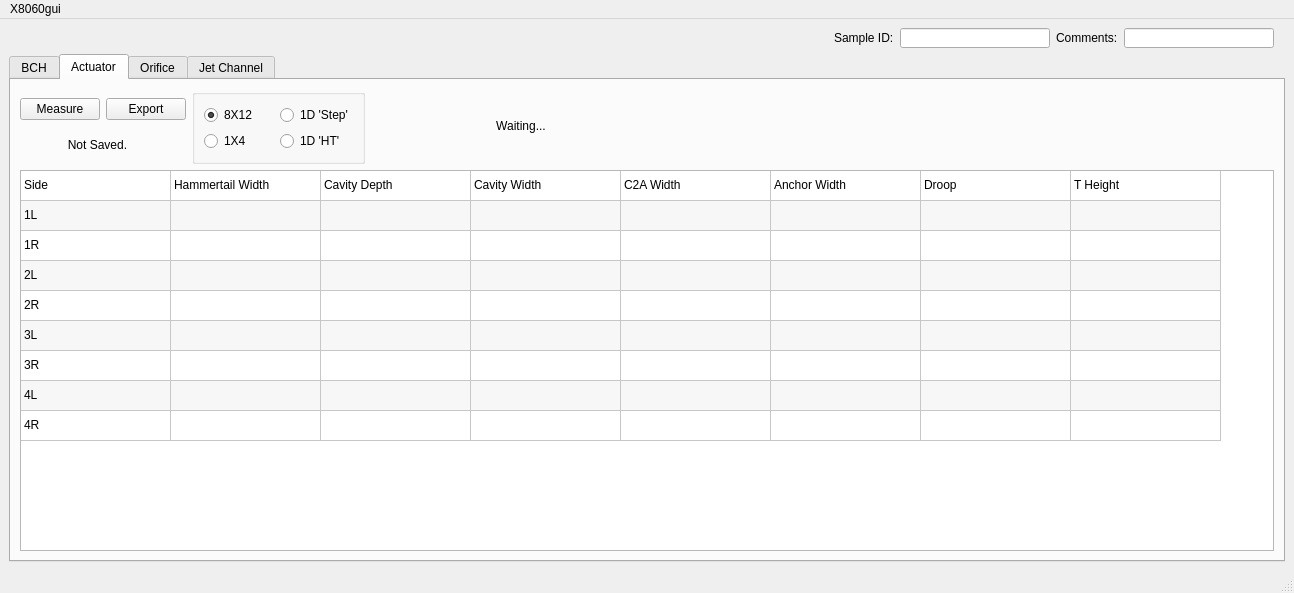
Old version of the form X8060gui.ui in the repository Nicolas-fssw/X8060_gui.
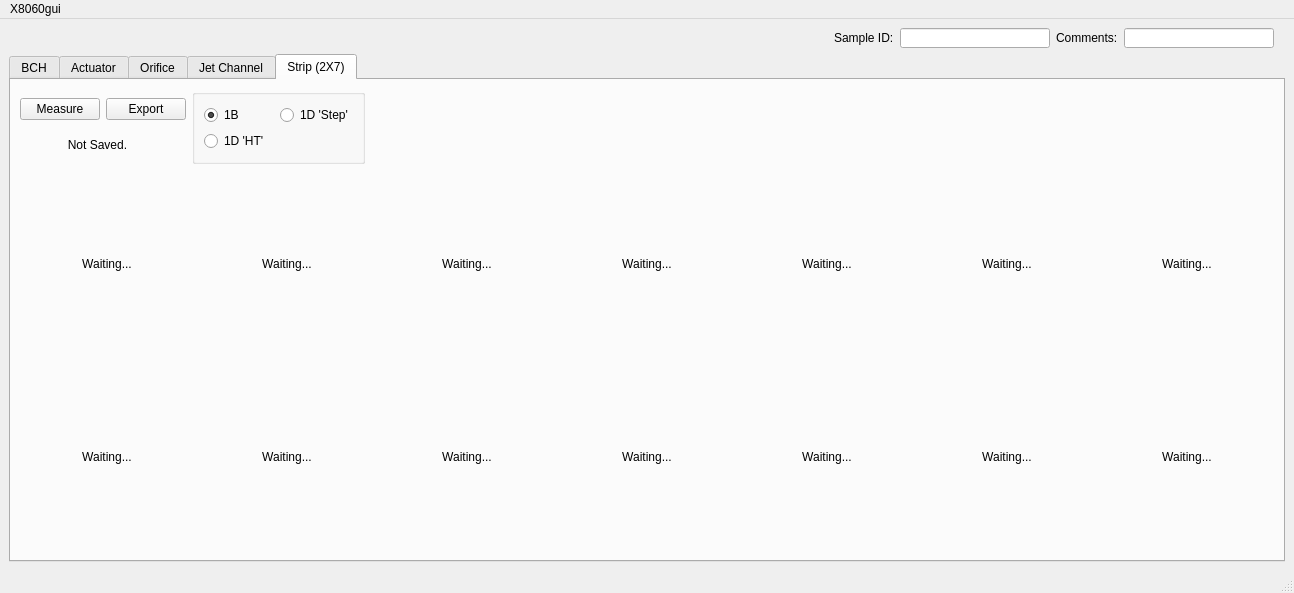
New version of the form. Custom widgets are drawn as their Qt base class.

Commit message: adding initial strip level backend, still need to verify

The edit to the form file:
```diff
--- a/X8060gui.ui
+++ b/X8060gui.ui
@@ -93,7 +93,7 @@
     <item row="1" column="0" colspan="6">
      <widget class="QTabWidget" name="tabWidget">
       <property name="currentIndex">
-       <number>1</number>
+       <number>4</number>
       </property>
       <widget class="QWidget" name="tab1">
        <attribute name="title">
@@ -2153,6 +2153,427 @@
         </item>
        </layout>
       </widget>
+      <widget class="QWidget" name="tab_4">
+       <attribute name="title">
+        <string>Strip (2X7)</string>
+       </attribute>
+       <layout class="QGridLayout" name="gridLayout_29">
+        <item row="0" column="0">
+         <layout class="QGridLayout" name="gridLayout_24">
+          <item row="0" column="0">
+           <widget class="QPushButton" name="measure_5">
+            <property name="sizePolicy">
+             <sizepolicy hsizetype="Fixed" vsizetype="Fixed">
+              <horstretch>0</horstretch>
+              <verstretch>0</verstretch>
+             </sizepolicy>
+            </property>
+            <property name="text">
+             <string>Measure</string>
+            </property>
+           </widget>
+          </item>
+          <item row="0" column="1">
+           <widget class="QPushButton" name="export_5">
+            <property name="sizePolicy">
+             <sizepolicy hsizetype="Fixed" vsizetype="Fixed">
+              <horstretch>0</horstretch>
+              <verstretch>0</verstretch>
+             </sizepolicy>
+            </property>
+            <property name="text">
+             <string>Export</string>
+            </property>
+           </widget>
+          </item>
+          <item row="1" column="0" colspan="2">
+           <widget class="QLabel" name="state_5">
+            <property name="sizePolicy">
+             <sizepolicy hsizetype="Fixed" vsizetype="Fixed">
+              <horstretch>0</horstretch>
+              <verstretch>0</verstretch>
+             </sizepolicy>
+            </property>
+            <property name="minimumSize">
+             <size>
+              <width>155</width>
+              <height>20</height>
+             </size>
+            </property>
+            <property name="text">
+             <string>&lt;html&gt;&lt;head/&gt;&lt;body&gt;&lt;p align=&quot;center&quot;&gt;Not Saved.&lt;/p&gt;&lt;/body&gt;&lt;/html&gt;</string>
+            </property>
+           </widget>
+          </item>
+         </layout>
+        </item>
+        <item row="0" column="1">
+         <widget class="QGroupBox" name="groupBox_8">
+          <property name="sizePolicy">
+           <sizepolicy hsizetype="Minimum" vsizetype="Minimum">
+            <horstretch>0</horstretch>
+            <verstretch>0</verstretch>
+           </sizepolicy>
+          </property>
+          <property name="minimumSize">
+           <size>
+            <width>140</width>
+            <height>75</height>
+           </size>
+          </property>
+          <property name="title">
+           <string/>
+          </property>
+          <layout class="QGridLayout" name="gridLayout_21">
+           <item row="0" column="0">
+            <layout class="QGridLayout" name="gridLayout_23">
+             <item row="0" column="1">
+              <widget class="QRadioButton" name="BCH_mask_12">
+               <property name="minimumSize">
+                <size>
+                 <width>70</width>
+                 <height>20</height>
+                </size>
+               </property>
+               <property name="text">
+                <string>1B</string>
+               </property>
+               <property name="checked">
+                <bool>true</bool>
+               </property>
+               <property name="autoExclusive">
+                <bool>true</bool>
+               </property>
+              </widget>
+             </item>
+             <item row="0" column="2">
+              <widget class="QRadioButton" name="BCH_mask_13">
+               <property name="minimumSize">
+                <size>
+                 <width>70</width>
+                 <height>20</height>
+                </size>
+               </property>
+               <property name="text">
+                <string>1D 'Step'</string>
+               </property>
+               <property name="checked">
+                <bool>false</bool>
+               </property>
+               <property name="autoExclusive">
+                <bool>true</bool>
+               </property>
+              </widget>
+             </item>
+             <item row="1" column="1">
+              <widget class="QRadioButton" name="BCH_mask_14">
+               <property name="minimumSize">
+                <size>
+                 <width>70</width>
+                 <height>20</height>
+                </size>
+               </property>
+               <property name="text">
+                <string>1D 'HT'</string>
+               </property>
+               <property name="checked">
+                <bool>false</bool>
+               </property>
+               <property name="autoExclusive">
+                <bool>true</bool>
+               </property>
+              </widget>
+             </item>
+            </layout>
+           </item>
+          </layout>
+         </widget>
+        </item>
+        <item row="0" column="2">
+         <spacer name="horizontalSpacer_6">
+          <property name="orientation">
+           <enum>Qt::Horizontal</enum>
+          </property>
+          <property name="sizeHint" stdset="0">
+           <size>
+            <width>40</width>
+            <height>20</height>
+           </size>
+          </property>
+         </spacer>
+        </item>
+        <item row="1" column="0" colspan="3">
+         <layout class="QGridLayout" name="gridLayout_28">
+          <item row="0" column="0">
+           <widget class="QLabel" name="strip_grade_8">
+            <property name="sizePolicy">
+             <sizepolicy hsizetype="Expanding" vsizetype="Expanding">
+              <horstretch>0</horstretch>
+              <verstretch>0</verstretch>
+             </sizepolicy>
+            </property>
+            <property name="minimumSize">
+             <size>
+              <width>0</width>
+              <height>0</height>
+             </size>
+            </property>
+            <property name="text">
+             <string>&lt;html&gt;&lt;head/&gt;&lt;body&gt;&lt;p align=&quot;center&quot;&gt;Waiting...&lt;/p&gt;&lt;/body&gt;&lt;/html&gt;</string>
+            </property>
+           </widget>
+          </item>
+          <item row="0" column="1">
+           <widget class="QLabel" name="strip_grade_9">
+            <property name="sizePolicy">
+             <sizepolicy hsizetype="Expanding" vsizetype="Expanding">
+              <horstretch>0</horstretch>
+              <verstretch>0</verstretch>
+             </sizepolicy>
+            </property>
+            <property name="minimumSize">
+             <size>
+              <width>0</width>
+              <height>0</height>
+             </size>
+            </property>
+            <property name="text">
+             <string>&lt;html&gt;&lt;head/&gt;&lt;body&gt;&lt;p align=&quot;center&quot;&gt;Waiting...&lt;/p&gt;&lt;/body&gt;&lt;/html&gt;</string>
+            </property>
+           </widget>
+          </item>
+          <item row="0" column="2">
+           <widget class="QLabel" name="strip_grade_10">
+            <property name="sizePolicy">
+             <sizepolicy hsizetype="Expanding" vsizetype="Expanding">
+              <horstretch>0</horstretch>
+              <verstretch>0</verstretch>
+             </sizepolicy>
+            </property>
+            <property name="minimumSize">
+             <size>
+              <width>0</width>
+              <height>0</height>
+             </size>
+            </property>
+            <property name="text">
+             <string>&lt;html&gt;&lt;head/&gt;&lt;body&gt;&lt;p align=&quot;center&quot;&gt;Waiting...&lt;/p&gt;&lt;/body&gt;&lt;/html&gt;</string>
+            </property>
+           </widget>
+          </item>
+          <item row="0" column="3">
+           <widget class="QLabel" name="strip_grade_11">
+            <property name="sizePolicy">
+             <sizepolicy hsizetype="Expanding" vsizetype="Expanding">
+              <horstretch>0</horstretch>
+              <verstretch>0</verstretch>
+             </sizepolicy>
+            </property>
+            <property name="minimumSize">
+             <size>
+              <width>0</width>
+              <height>0</height>
+             </size>
+            </property>
+            <property name="text">
+             <string>&lt;html&gt;&lt;head/&gt;&lt;body&gt;&lt;p align=&quot;center&quot;&gt;Waiting...&lt;/p&gt;&lt;/body&gt;&lt;/html&gt;</string>
+            </property>
+           </widget>
+          </item>
+          <item row="0" column="4">
+           <widget class="QLabel" name="strip_grade_12">
+            <property name="sizePolicy">
+             <sizepolicy hsizetype="Expanding" vsizetype="Expanding">
+              <horstretch>0</horstretch>
+              <verstretch>0</verstretch>
+             </sizepolicy>
+            </property>
+            <property name="minimumSize">
+             <size>
+              <width>0</width>
+              <height>0</height>
+             </size>
+            </property>
+            <property name="text">
+             <string>&lt;html&gt;&lt;head/&gt;&lt;body&gt;&lt;p align=&quot;center&quot;&gt;Waiting...&lt;/p&gt;&lt;/body&gt;&lt;/html&gt;</string>
+            </property>
+           </widget>
+          </item>
+          <item row="0" column="5">
+           <widget class="QLabel" name="strip_grade_13">
+            <property name="sizePolicy">
+             <sizepolicy hsizetype="Expanding" vsizetype="Expanding">
+              <horstretch>0</horstretch>
+              <verstretch>0</verstretch>
+             </sizepolicy>
+            </property>
+            <property name="minimumSize">
+             <size>
+              <width>0</width>
+              <height>0</height>
+             </size>
+            </property>
+            <property name="text">
+             <string>&lt;html&gt;&lt;head/&gt;&lt;body&gt;&lt;p align=&quot;center&quot;&gt;Waiting...&lt;/p&gt;&lt;/body&gt;&lt;/html&gt;</string>
+            </property>
+           </widget>
+          </item>
+          <item row="0" column="6">
+           <widget class="QLabel" name="strip_grade_14">
+            <property name="sizePolicy">
+             <sizepolicy hsizetype="Expanding" vsizetype="Expanding">
+              <horstretch>0</horstretch>
+              <verstretch>0</verstretch>
+             </sizepolicy>
+            </property>
+            <property name="minimumSize">
+             <size>
+              <width>0</width>
+              <height>0</height>
+             </size>
+            </property>
+            <property name="text">
+             <string>&lt;html&gt;&lt;head/&gt;&lt;body&gt;&lt;p align=&quot;center&quot;&gt;Waiting...&lt;/p&gt;&lt;/body&gt;&lt;/html&gt;</string>
+            </property>
+           </widget>
+          </item>
+          <item row="1" column="0">
+           <widget class="QLabel" name="strip_grade_1">
+            <property name="sizePolicy">
+             <sizepolicy hsizetype="Expanding" vsizetype="Expanding">
+              <horstretch>0</horstretch>
+              <verstretch>0</verstretch>
+             </sizepolicy>
+            </property>
+            <property name="minimumSize">
+             <size>
+              <width>0</width>
+              <height>0</height>
+             </size>
+            </property>
+            <property name="text">
+             <string>&lt;html&gt;&lt;head/&gt;&lt;body&gt;&lt;p align=&quot;center&quot;&gt;Waiting...&lt;/p&gt;&lt;/body&gt;&lt;/html&gt;</string>
+            </property>
+           </widget>
+          </item>
+          <item row="1" column="1">
+           <widget class="QLabel" name="strip_grade_2">
+            <property name="sizePolicy">
+             <sizepolicy hsizetype="Expanding" vsizetype="Expanding">
+              <horstretch>0</horstretch>
+              <verstretch>0</verstretch>
+             </sizepolicy>
+            </property>
+            <property name="minimumSize">
+             <size>
+              <width>0</width>
+              <height>0</height>
+             </size>
+            </property>
+            <property name="text">
+             <string>&lt;html&gt;&lt;head/&gt;&lt;body&gt;&lt;p align=&quot;center&quot;&gt;Waiting...&lt;/p&gt;&lt;/body&gt;&lt;/html&gt;</string>
+            </property>
+           </widget>
+          </item>
+          <item row="1" column="2">
+           <widget class="QLabel" name="strip_grade_3">
+            <property name="sizePolicy">
+             <sizepolicy hsizetype="Expanding" vsizetype="Expanding">
+              <horstretch>0</horstretch>
+              <verstretch>0</verstretch>
+             </sizepolicy>
+            </property>
+            <property name="minimumSize">
+             <size>
+              <width>0</width>
+              <height>0</height>
+             </size>
+            </property>
+            <property name="text">
+             <string>&lt;html&gt;&lt;head/&gt;&lt;body&gt;&lt;p align=&quot;center&quot;&gt;Waiting...&lt;/p&gt;&lt;/body&gt;&lt;/html&gt;</string>
+            </property>
+           </widget>
+          </item>
+          <item row="1" column="3">
+           <widget class="QLabel" name="strip_grade_4">
+            <property name="sizePolicy">
+             <sizepolicy hsizetype="Expanding" vsizetype="Expanding">
+              <horstretch>0</horstretch>
+              <verstretch>0</verstretch>
+             </sizepolicy>
+            </property>
+            <property name="minimumSize">
+             <size>
+              <width>0</width>
+              <height>0</height>
+             </size>
+            </property>
+            <property name="text">
+             <string>&lt;html&gt;&lt;head/&gt;&lt;body&gt;&lt;p align=&quot;center&quot;&gt;Waiting...&lt;/p&gt;&lt;/body&gt;&lt;/html&gt;</string>
+            </property>
+           </widget>
+          </item>
+          <item row="1" column="4">
+           <widget class="QLabel" name="strip_grade_5">
+            <property name="sizePolicy">
+             <sizepolicy hsizetype="Expanding" vsizetype="Expanding">
+              <horstretch>0</horstretch>
+              <verstretch>0</verstretch>
+             </sizepolicy>
+            </property>
+            <property name="minimumSize">
+             <size>
+              <width>0</width>
+              <height>0</height>
+             </size>
+            </property>
+            <property name="text">
+             <string>&lt;html&gt;&lt;head/&gt;&lt;body&gt;&lt;p align=&quot;center&quot;&gt;Waiting...&lt;/p&gt;&lt;/body&gt;&lt;/html&gt;</string>
+            </property>
+           </widget>
+          </item>
+          <item row="1" column="5">
+           <widget class="QLabel" name="strip_grade_6">
+            <property name="sizePolicy">
+             <sizepolicy hsizetype="Expanding" vsizetype="Expanding">
+              <horstretch>0</horstretch>
+              <verstretch>0</verstretch>
+             </sizepolicy>
+            </property>
+            <property name="minimumSize">
+             <size>
+              <width>0</width>
+              <height>0</height>
+             </size>
+            </property>
+            <property name="text">
+             <string>&lt;html&gt;&lt;head/&gt;&lt;body&gt;&lt;p align=&quot;center&quot;&gt;Waiting...&lt;/p&gt;&lt;/body&gt;&lt;/html&gt;</string>
+            </property>
+           </widget>
+          </item>
+          <item row="1" column="6">
+           <widget class="QLabel" name="strip_grade_7">
+            <property name="sizePolicy">
+             <sizepolicy hsizetype="Expanding" vsizetype="Expanding">
+              <horstretch>0</horstretch>
+              <verstretch>0</verstretch>
+             </sizepolicy>
+            </property>
+            <property name="minimumSize">
+             <size>
+              <width>0</width>
+              <height>0</height>
+             </size>
+            </property>
+            <property name="text">
+             <string>&lt;html&gt;&lt;head/&gt;&lt;body&gt;&lt;p align=&quot;center&quot;&gt;Waiting...&lt;/p&gt;&lt;/body&gt;&lt;/html&gt;</string>
+            </property>
+           </widget>
+          </item>
+         </layout>
+        </item>
+       </layout>
+      </widget>
      </widget>
     </item>
    </layout>
```
The commit also changes 4 other files.
